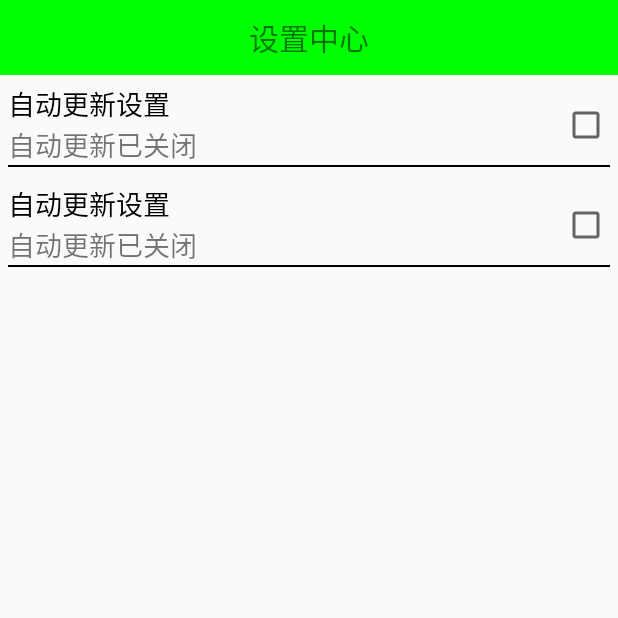
After one commit to Royyyy/MobileSafe, an Android app: the SettingActivity screen opened directly, with no data from a screen before it, on a phone screen of 412 x 824 dp, the top half of it. The commit adds this screen. Run offline under Robolectric (Android 15) with nearby library versions, the phone set to English and light mode, and no system bars.

Commit message:
v1.1.0  5.1完了继续学习，初步完成了九宫格并且初步完成了设置中心的布局

```diff
--- a/app/src/main/AndroidManifest.xml
+++ b/app/src/main/AndroidManifest.xml
@@ -3,7 +3,8 @@
     package="com.roy.mobilesafe">
 
     <uses-permission android:name="android.permission.INTERNET" />
-    <uses-permission android:name="android.permission.WRITE_EXTERNAL_STORAGE"/>
+    <uses-permission android:name="android.permission.WRITE_EXTERNAL_STORAGE" />
+
     <application
         android:allowBackup="true"
         android:icon="@mipmap/ic_launcher"
@@ -17,7 +18,8 @@
                 <category android:name="android.intent.category.LAUNCHER" />
             </intent-filter>
         </activity>
-        <activity android:name=".HomeActivity"></activity>
+        <activity android:name=".HomeActivity" />
+        <activity android:name=".SettingActivity"></activity>
     </application>
 
 </manifest>
--- /dev/null
+++ b/app/src/main/java/com/roy/mobilesafe/SettingActivity.java
@@ -0,0 +1,13 @@
+package com.roy.mobilesafe;
+
+import android.support.v7.app.AppCompatActivity;
+import android.os.Bundle;
+
+public class SettingActivity extends AppCompatActivity {
+
+    @Override
+    protected void onCreate(Bundle savedInstanceState) {
+        super.onCreate(savedInstanceState);
+        setContentView(R.layout.activity_setting);
+    }
+}
--- /dev/null
+++ b/app/src/main/java/com/roy/view/SettingItemView.java
@@ -0,0 +1,34 @@
+package com.roy.view;
+
+import android.content.Context;
+import android.util.AttributeSet;
+import android.view.View;
+import android.widget.CheckBox;
+import android.widget.RelativeLayout;
+import android.widget.TextView;
+
+import com.roy.mobilesafe.R;
+
+/**
+ * Created by Roy on 2017/5/1.
+ */
+public class SettingItemView extends RelativeLayout {
+    public SettingItemView(Context context) {
+        this(context,null);
+    }
+
+    public SettingItemView(Context context, AttributeSet attrs) {
+        this(context, attrs,0);
+    }
+
+    public SettingItemView(Context context, AttributeSet attrs, int defStyleAttr) {
+        super(context, attrs, defStyleAttr);
+        //xml-->view  将设置界面的一个条目转换成view对象，直接添加到了当前SettingItemView对应的view中
+        View.inflate(context, R.layout.setting_item_view,this);
+
+        //自定义组合控件中的标题描述
+        TextView tv_title = (TextView)findViewById(R.id.tv_title);
+        TextView tv_des = (TextView)findViewById(R.id.tv_des);
+        CheckBox cb_box = (CheckBox)findViewById(R.id.cb_box);
+    }
+}
--- /dev/null
+++ b/app/src/main/res/layout/activity_setting.xml
@@ -0,0 +1,19 @@
+<?xml version="1.0" encoding="utf-8"?>
+<LinearLayout xmlns:android="http://schemas.android.com/apk/res/android"
+    xmlns:tools="http://schemas.android.com/tools"
+    android:layout_width="match_parent"
+    android:layout_height="match_parent"
+    android:orientation="vertical"
+    tools:context="com.roy.mobilesafe.SettingActivity">
+    <TextView
+        style="@style/TitleStyle"
+        android:text="设置中心"/>
+    <com.roy.view.SettingItemView
+        android:layout_width="match_parent"
+        android:layout_height="wrap_content">
+    </com.roy.view.SettingItemView>
+    <com.roy.view.SettingItemView
+        android:layout_width="match_parent"
+        android:layout_height="wrap_content">
+    </com.roy.view.SettingItemView>
+</LinearLayout>
--- a/app/src/main/res/layout/activity_splash.xml
+++ b/app/src/main/res/layout/activity_splash.xml
@@ -4,7 +4,8 @@
     android:layout_width="match_parent"
     android:layout_height="match_parent"
     android:background="@drawable/launcher_bg"
-    tools:context=".SplashActivity">
+    tools:context=".SplashActivity"
+    android:id="@+id/rl">
 
     <TextView
         android:id="@+id/tv_version_name"
--- /dev/null
+++ b/app/src/main/res/layout/setting_item_view.xml
@@ -0,0 +1,38 @@
+<?xml version="1.0" encoding="utf-8"?>
+<RelativeLayout xmlns:android="http://schemas.android.com/apk/res/android"
+    android:orientation="vertical" android:layout_width="match_parent"
+    android:layout_height="wrap_content">
+
+    <RelativeLayout
+        android:padding="5dp"
+        android:layout_width="match_parent"
+        android:layout_height="wrap_content">
+        <TextView
+            android:id="@+id/tv_title"
+            android:text="自动更新设置"
+            android:textColor="#000"
+            android:textSize="18sp"
+            android:layout_width="wrap_content"
+            android:layout_height="wrap_content"/>
+        <TextView
+            android:id="@+id/tv_des"
+            android:layout_below="@id/tv_title"
+            android:text="自动更新已关闭"
+            android:textSize="18sp"
+            android:layout_width="wrap_content"
+            android:layout_height="wrap_content" />
+        <CheckBox
+            android:id="@+id/cb_box"
+            android:layout_alignParentRight="true"
+            android:layout_centerVertical="true"
+            android:layout_width="wrap_content"
+            android:layout_height="wrap_content" />
+        <View
+            android:background="#000"
+            android:layout_below="@id/tv_des"
+            android:layout_width="match_parent"
+            android:layout_height="1dp"/>
+
+
+    </RelativeLayout>
+</RelativeLayout>
--- a/app/src/main/res/values/styles.xml
+++ b/app/src/main/res/values/styles.xml
@@ -9,4 +9,14 @@
         <item name="windowNoTitle">true</item>
     </style>
 
+    <style name="TitleStyle">
+        <!-- Customize your theme here. -->
+        <item name="android:layout_width">match_parent</item>
+        <item name="android:layout_height">wrap_content</item>
+        <item name="android:textSize">20sp</item>
+        <item name="android:padding">10dp</item>
+        <item name="android:gravity">center</item>
+        <item name="android:background">#0f0</item>
+    </style>
+
 </resources>
```
Also changed, not shown: app/src/main/java/com/roy/mobilesafe/HomeActivity.java (+96 -0 lines), app/src/main/java/com/roy/mobilesafe/SplashActivity.java (+13 -1 lines), app/src/main/java/com/roy/view/FocusTextView.java (added, +27 -0 lines), app/src/main/res/layout/activity_home.xml (+23 -6 lines), app/src/main/res/layout/gridview_item.xml (added, +22 -0 lines).
